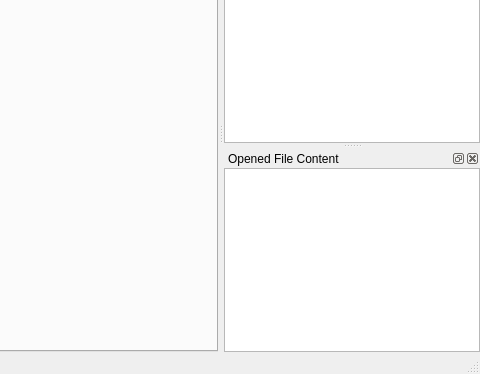
Above: ui/mainform.ui from phoenix741/xinx before the change; both pictures show x 120 to 600 and y 134 to 508 of the 600 by 508 pixel window. Below: the same form after it.
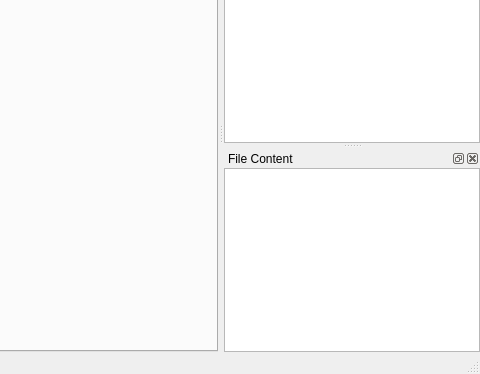
That is the form after the change. Icons and pictures are not drawn. Custom widgets are drawn as their Qt base class.

Diff of the .ui file:
```diff
--- a/ui/mainform.ui
+++ b/ui/mainform.ui
@@ -216,7 +216,7 @@
     <set>Qt::LeftDockWidgetArea|Qt::NoDockWidgetArea|Qt::RightDockWidgetArea</set>
    </property>
    <property name="windowTitle" >
-    <string>Opened File Content</string>
+    <string>File Content</string>
    </property>
    <attribute name="dockWidgetArea" >
     <number>2</number>
```
Left out of the diff: 7 changed lines with no effect on the pictures.
